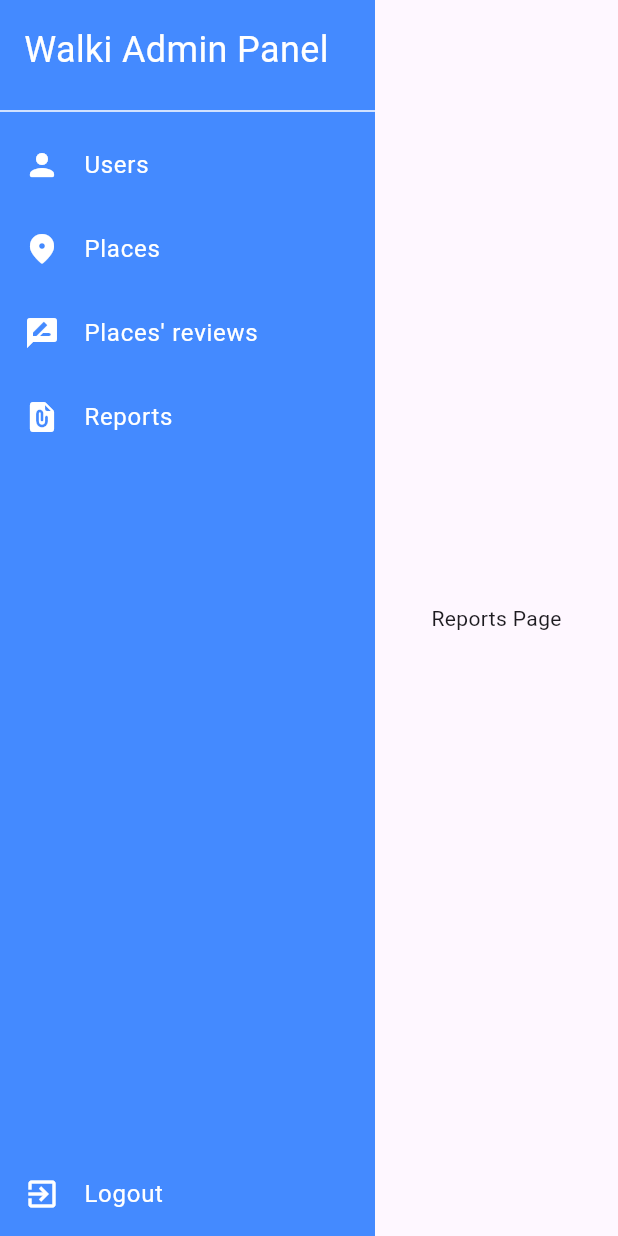
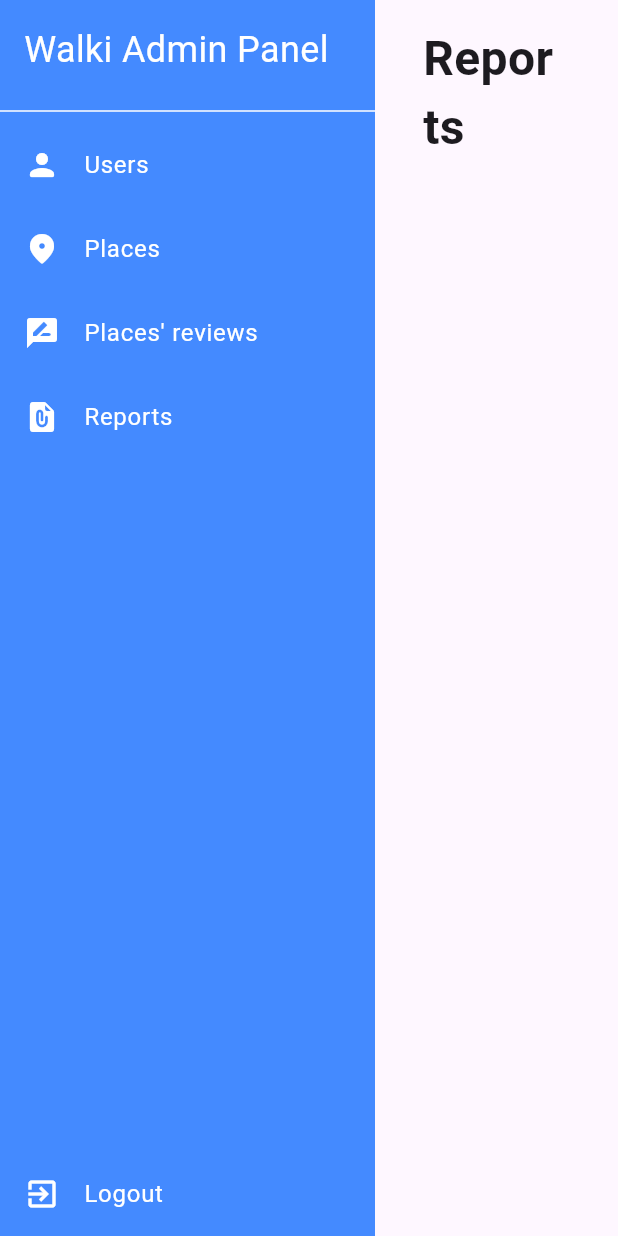
Before and after one commit to Xasthul/walki_admin_panel, a Flutter app: the screen it shows after launch, after a tap on "Places", after a tap on "Places' reviews", after a tap on "Reports", on a phone screen of 412 x 824 dp. Run offline on Flutter 3.47's test engine with Material 3 defaults, Android fonts, the phone set to English and light mode, and no system bars.

Commit message:
Add empty pages

```diff
--- /dev/null
+++ b/lib/app/utils/widget/app_circular_progress_indicator.dart
@@ -0,0 +1,10 @@
+import 'package:flutter/material.dart';
+
+class AppCircularProgressIndicator extends StatelessWidget {
+  const AppCircularProgressIndicator({super.key});
+
+  @override
+  Widget build(BuildContext context) => CircularProgressIndicator(
+        color: Colors.blue[700],
+      );
+}
--- a/lib/home/home_page.dart
+++ b/lib/home/home_page.dart
@@ -1,4 +1,8 @@
 import 'package:flutter/material.dart';
+import 'package:walki_admin_panel/home/places/places_page.dart';
+import 'package:walki_admin_panel/home/places_reviews/places_reviews_page.dart';
+import 'package:walki_admin_panel/home/reports/reports_page.dart';
+import 'package:walki_admin_panel/home/users/users_page.dart';
 import 'package:walki_admin_panel/home/utils/widget/navigation_bar_component.dart';
 
 class HomePage extends StatefulWidget {
@@ -10,10 +14,10 @@ class HomePage extends StatefulWidget {
 
 class _HomePageState extends State<HomePage> {
   final List<Widget> _pages = [
-    const Center(child: Text("Users Page")),
-    const Center(child: Text("Places Page")),
-    const Center(child: Text("Reviews Page")),
-    const Center(child: Text("Reports Page")),
+    const UsersPage(),
+    const PlacesPage(),
+    const PlacesReviewsPage(),
+    const ReportsPage(),
   ];
 
   int _selectedIndex = 0;
--- /dev/null
+++ b/lib/home/places/places_page.dart
@@ -0,0 +1,28 @@
+import 'package:flutter/material.dart';
+import 'package:walki_admin_panel/app/utils/widget/app_circular_progress_indicator.dart';
+
+class PlacesPage extends StatelessWidget {
+  const PlacesPage({super.key});
+
+  @override
+  Widget build(BuildContext context) => const Padding(
+        padding: EdgeInsets.symmetric(horizontal: 32, vertical: 16),
+        child: Column(
+          crossAxisAlignment: CrossAxisAlignment.start,
+          children: [
+            Text(
+              'Places',
+              style: TextStyle(
+                fontWeight: FontWeight.w700,
+                fontSize: 32,
+              ),
+            ),
+            Expanded(
+              child: Center(
+                child: AppCircularProgressIndicator(),
+              ),
+            ),
+          ],
+        ),
+      );
+}
--- /dev/null
+++ b/lib/home/places_reviews/places_reviews_page.dart
@@ -0,0 +1,28 @@
+import 'package:flutter/material.dart';
+import 'package:walki_admin_panel/app/utils/widget/app_circular_progress_indicator.dart';
+
+class PlacesReviewsPage extends StatelessWidget {
+  const PlacesReviewsPage({super.key});
+
+  @override
+  Widget build(BuildContext context) => const Padding(
+        padding: EdgeInsets.symmetric(horizontal: 32, vertical: 16),
+        child: Column(
+          crossAxisAlignment: CrossAxisAlignment.start,
+          children: [
+            Text(
+              "Places' reviews",
+              style: TextStyle(
+                fontWeight: FontWeight.w700,
+                fontSize: 32,
+              ),
+            ),
+            Expanded(
+              child: Center(
+                child: AppCircularProgressIndicator(),
+              ),
+            ),
+          ],
+        ),
+      );
+}
--- /dev/null
+++ b/lib/home/reports/reports_page.dart
@@ -0,0 +1,22 @@
+import 'package:flutter/material.dart';
+
+class ReportsPage extends StatelessWidget {
+  const ReportsPage({super.key});
+
+  @override
+  Widget build(BuildContext context) => const Padding(
+        padding: EdgeInsets.symmetric(horizontal: 32, vertical: 16),
+        child: Column(
+          crossAxisAlignment: CrossAxisAlignment.start,
+          children: [
+            Text(
+              'Reports',
+              style: TextStyle(
+                fontWeight: FontWeight.w700,
+                fontSize: 32,
+              ),
+            ),
+          ],
+        ),
+      );
+}
--- /dev/null
+++ b/lib/home/users/users_page.dart
@@ -0,0 +1,28 @@
+import 'package:flutter/material.dart';
+import 'package:walki_admin_panel/app/utils/widget/app_circular_progress_indicator.dart';
+
+class UsersPage extends StatelessWidget {
+  const UsersPage({super.key});
+
+  @override
+  Widget build(BuildContext context) => const Padding(
+        padding: EdgeInsets.symmetric(horizontal: 32, vertical: 16),
+        child: Column(
+          crossAxisAlignment: CrossAxisAlignment.start,
+          children: [
+            Text(
+              'Users',
+              style: TextStyle(
+                fontWeight: FontWeight.w700,
+                fontSize: 32,
+              ),
+            ),
+            Expanded(
+              child: Center(
+                child: AppCircularProgressIndicator(),
+              ),
+            ),
+          ],
+        ),
+      );
+}
```
